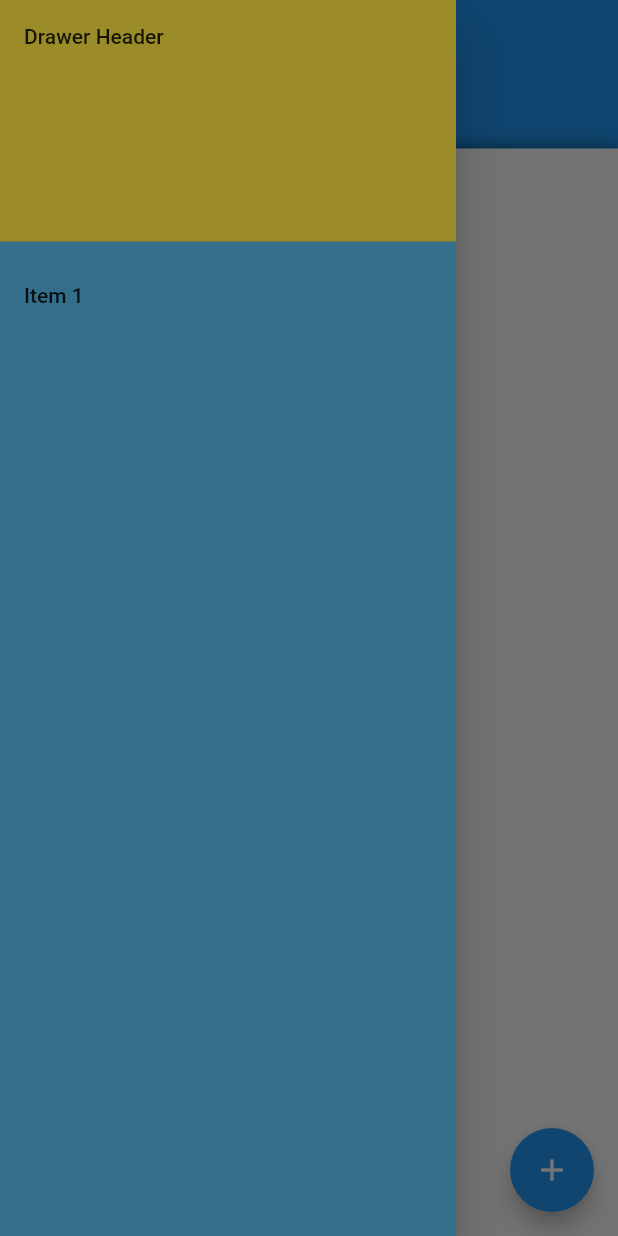
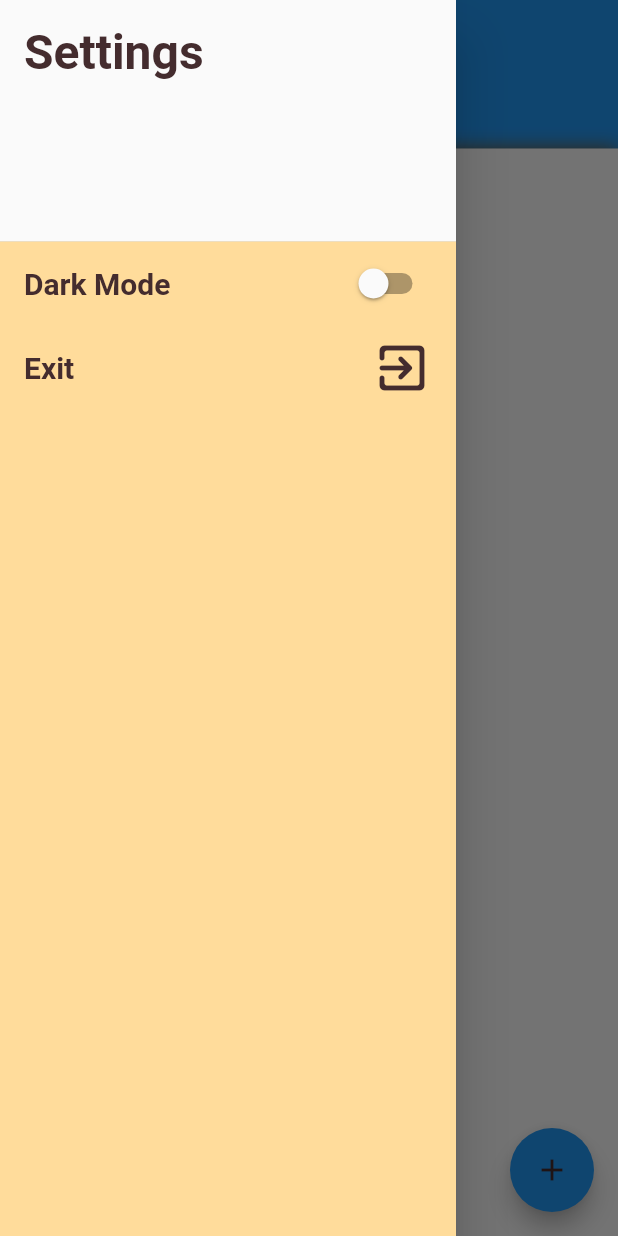
Before and after one commit to AQtala/Smart-Spoon, a Flutter app: the MainScreen screen opened directly, with the side drawer open, on a phone screen of 412 x 824 dp. Run offline on Flutter 3.47's test engine with Material 2 defaults, Android fonts, the phone set to English and light mode, and no system bars; our stand-ins replace lottie.

Commit message:
Added Dark Mode to Drawer and changed colors

```diff
--- a/Frontend/smart_spoon_app/lib/controllers/ThemeController/theme_constants.dart
+++ b/Frontend/smart_spoon_app/lib/controllers/ThemeController/theme_constants.dart
@@ -1,9 +1,11 @@
 import 'package:flutter/material.dart';
 
 // ignore: constant_identifier_names
-const COLOR_PRIMARY = Color.fromARGB(255, 52, 110, 138);
+const COLOR_PRIMARY = Color.fromARGB(255, 255, 220, 155);
 // ignore: constant_identifier_names
-const COLOR_PRIMARY_SHADOW = Color.fromARGB(255, 3, 72, 107);
+const COLOR_PRIMARY_SHADOW = Color.fromARGB(255, 119, 86, 43);
+// ignore: constant_identifier_names
+const COLOR_PRIMARY_DARK = Color.fromARGB(255, 68, 44, 46);
 // ignore: constant_identifier_names
 const COLOR_ACCENT = Color.fromARGB(255, 155, 140, 41);
 
@@ -31,5 +33,4 @@ ThemeData darkTheme = ThemeData(
       maximumSize: const Size(50, 50),
     ),
   ),
-  canvasColor: Colors.black,
 );
--- a/Frontend/smart_spoon_app/lib/views/screens/main_screen.dart
+++ b/Frontend/smart_spoon_app/lib/views/screens/main_screen.dart
@@ -1,8 +1,10 @@
 import 'package:flutter/material.dart';
+import 'package:provider/provider.dart';
 import 'package:smart_spoon_app/controllers/ThemeController/theme_constants.dart';
 import 'package:smart_spoon_app/views/screens/add_device_screen.dart';
 import 'package:smart_spoon_app/views/widgets/main_screen_widgets/device_container_widget.dart';
 
+import '../../controllers/ThemeController/theme_manager.dart';
 import '../widgets/main_screen_widgets/app_bar_widget.dart';
 
 class MainScreen extends StatelessWidget {
@@ -10,31 +12,79 @@ class MainScreen extends StatelessWidget {
   MainScreen({Key? key}) : super(key: key);
   final GlobalKey<ScaffoldState> _scaffoldKey = GlobalKey<ScaffoldState>();
 
-  @override
-  Widget build(BuildContext context) {
-    final Size size = MediaQuery.of(context).size;
-    return Scaffold(
-      key: _scaffoldKey,
-      drawer: Drawer(
+  Widget _drawer(ThemeManager _themeManager, BuildContext ctx) {
+    return Drawer(
       backgroundColor: COLOR_PRIMARY,
       child: ListView(
         padding: EdgeInsets.zero,
         children: <Widget>[
-            const DrawerHeader(
-              child: Text('Drawer Header'),
+          DrawerHeader(
+            margin: const EdgeInsets.all(0),
+            child: Text(
+              'Settings',
+              style: TextStyle(
+                color: _themeManager.themeMode == ThemeMode.light
+                    ? COLOR_PRIMARY_DARK
+                    : COLOR_PRIMARY,
+                fontWeight: FontWeight.w700,
+                fontSize: 32,
+                overflow: TextOverflow.visible,
+              ),
+            ),
             decoration: BoxDecoration(
-                color: COLOR_ACCENT,
+              color: Theme.of(ctx).canvasColor,
             ),
           ),
           ListTile(
-              title: const Text('Item 1'),
+            title: const Text(
+              'Dark Mode',
+              style: TextStyle(
+                color: COLOR_PRIMARY_DARK,
+                fontWeight: FontWeight.w700,
+                fontSize: 20,
+                overflow: TextOverflow.visible,
+              ),
+            ),
+            trailing: Switch(
+              value: _themeManager.themeMode == ThemeMode.light ? false : true,
+              onChanged: (newValue) => {
+                _themeManager.toggleTheme(newValue),
+              },
+              activeColor: COLOR_ACCENT,
+            ),
             onTap: () {
               _scaffoldKey.currentState!.openEndDrawer();
             },
+          ),
+          ListTile(
+            title: const Text(
+              'Exit',
+              style: TextStyle(
+                color: COLOR_PRIMARY_DARK,
+                fontWeight: FontWeight.w700,
+                fontSize: 20,
+                overflow: TextOverflow.visible,
+              ),
+            ),
+            trailing: const Icon(
+              Icons.exit_to_app_rounded,
+              size: 40,
+              color: COLOR_PRIMARY_DARK,
+            ),
+            onTap: () {},
           )
         ],
       ),
-      ),
+    );
+  }
+
+  @override
+  Widget build(BuildContext context) {
+    ThemeManager _themeManager = Provider.of<ThemeManager>(context);
+    final Size size = MediaQuery.of(context).size;
+    return Scaffold(
+      key: _scaffoldKey,
+      drawer: _drawer(_themeManager, context),
       body: Stack(
         alignment: Alignment.bottomCenter,
         children: [
@@ -43,7 +93,10 @@ class MainScreen extends StatelessWidget {
             height: size.height,
             scaffoldKey: _scaffoldKey,
           ),
-          DeviceContainer(width: size.width, height: size.height),
+          DeviceContainer(
+            width: size.width,
+            height: size.height,
+          ),
         ],
       ),
       floatingActionButton: FloatingActionButton(
@@ -53,6 +106,7 @@ class MainScreen extends StatelessWidget {
         },
         child: const Icon(
           Icons.add,
+          color: COLOR_PRIMARY_DARK,
         ),
       ),
     );
--- a/Frontend/smart_spoon_app/lib/views/widgets/main_screen_widgets/app_bar_widget.dart
+++ b/Frontend/smart_spoon_app/lib/views/widgets/main_screen_widgets/app_bar_widget.dart
@@ -1,5 +1,7 @@
 import 'package:flutter/material.dart';
 import 'package:smart_spoon_app/views/widgets/ui/CustomIconButton.dart';
+
+import '../../../controllers/ThemeController/theme_constants.dart';
 
 class CustomAppBarWidget extends StatelessWidget {
   const CustomAppBarWidget(
@@ -12,7 +14,7 @@ class CustomAppBarWidget extends StatelessWidget {
   final GlobalKey<ScaffoldState> scaffoldKey;
   @override
   Widget build(BuildContext context) {
-    final _theme = Theme.of(context);
+    var _theme = Theme.of(context);
     return Container(
       height: height,
       width: width,
@@ -32,13 +34,13 @@ class CustomAppBarWidget extends StatelessWidget {
                     scaffoldKey.currentState!.openDrawer();
                   },
                   url: 'assets/icons/menus.png',
-                  iconColor: _theme.canvasColor,
+                  iconColor: COLOR_PRIMARY_DARK,
                 ),
                 const Text(
                   "App_Name",
                   style: TextStyle(
-                    color: Colors.white,
-                    fontWeight: FontWeight.w700,
+                    color: COLOR_PRIMARY_DARK,
+                    fontWeight: FontWeight.w800,
                     fontSize: 18,
                     overflow: TextOverflow.visible,
                   ),
```
Lines whose indentation alone changed are shown as unchanged.
